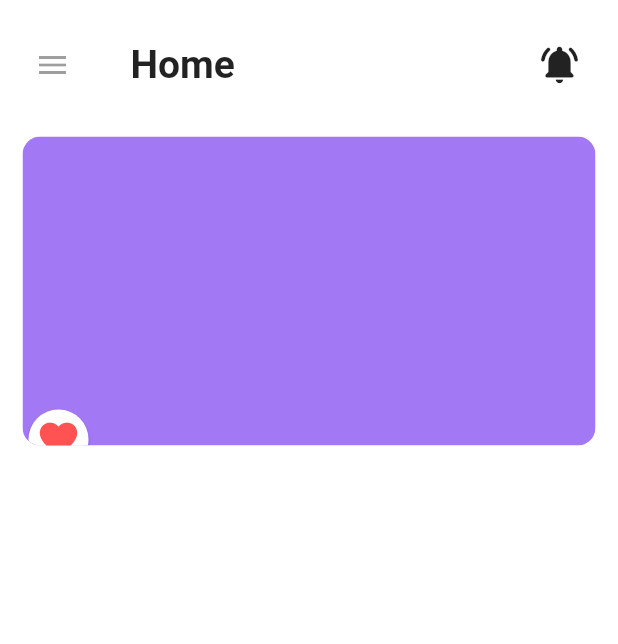
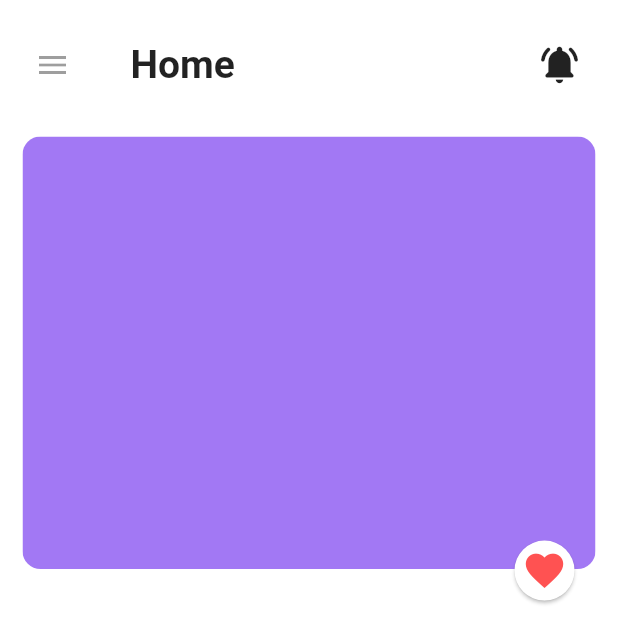
Before and after one commit to Alfraganus/flutter-tutorial-template-1, a Flutter app: the screen it shows after launch, on a phone screen of 412 x 824 dp. Shown: the top 644 px of the screen. Run offline on Flutter 3.47's test engine with Material 2 defaults, Android fonts, the phone set to English and light mode, and no system bars.

Commit message:
detail page

```diff
--- a/lib/main.dart
+++ b/lib/main.dart
@@ -52,8 +52,8 @@
           body: Column(
             children: [
               MainBanner(),
-            /*  Discover(),
-              BlackFriday(),
+              /* Discover(),
+               BlackFriday(),
               Menu(),
               Products(),
               Products(),*/
--- a/lib/screens/detail_product/banner.dart
+++ b/lib/screens/detail_product/banner.dart
@@ -4,18 +4,22 @@
 class MainBanner extends StatelessWidget {
   @override
   Widget build(BuildContext context) {
-    return ClipRRect(
+    return
+      Stack(
+        overflow: Overflow.visible,
+        children: [
+          ClipRRect(
             borderRadius:BorderRadius.all(Radius.circular(12.0)),
-      child: Container(
-        alignment: Alignment.topLeft,
+            child:  Container(
               width: MediaQuery.of(context).size.width,
 // padding: EdgeInsets.only(top: 35,bottom: 25,left: 25,right: 15),
-        height: MediaQuery.of(context).size.height*0.25,
+              height: MediaQuery.of(context).size.height*0.35,
               color:  Color.fromRGBO(162, 120, 244, 1),
-        child: Stack(
-          children: [
+            ),
+    ),
           Positioned(
-            bottom: -20,
+              bottom: -25,
+              right: 10,
               child: Card(							//Card with circular border
                 shape: RoundedRectangleBorder(
                   borderRadius: BorderRadius.circular(30.0),
@@ -24,11 +28,9 @@
                     padding: EdgeInsets.all(5),
                     child: Icon(Icons.favorite,color: Colors.redAccent,size: 30,)
                 ),
+              )
           ),
-          )
         ],
-        ),
-      ),
       );
   }
 }
```
Lines whose indentation alone changed are shown as unchanged.
